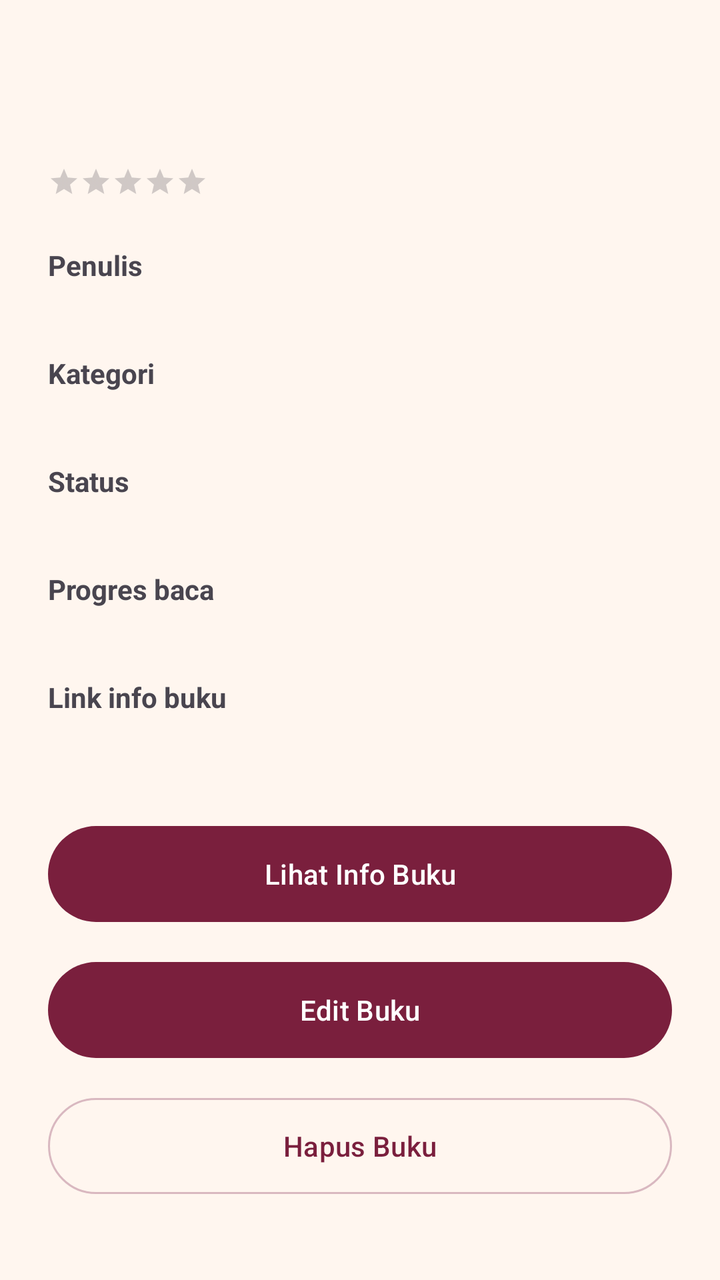
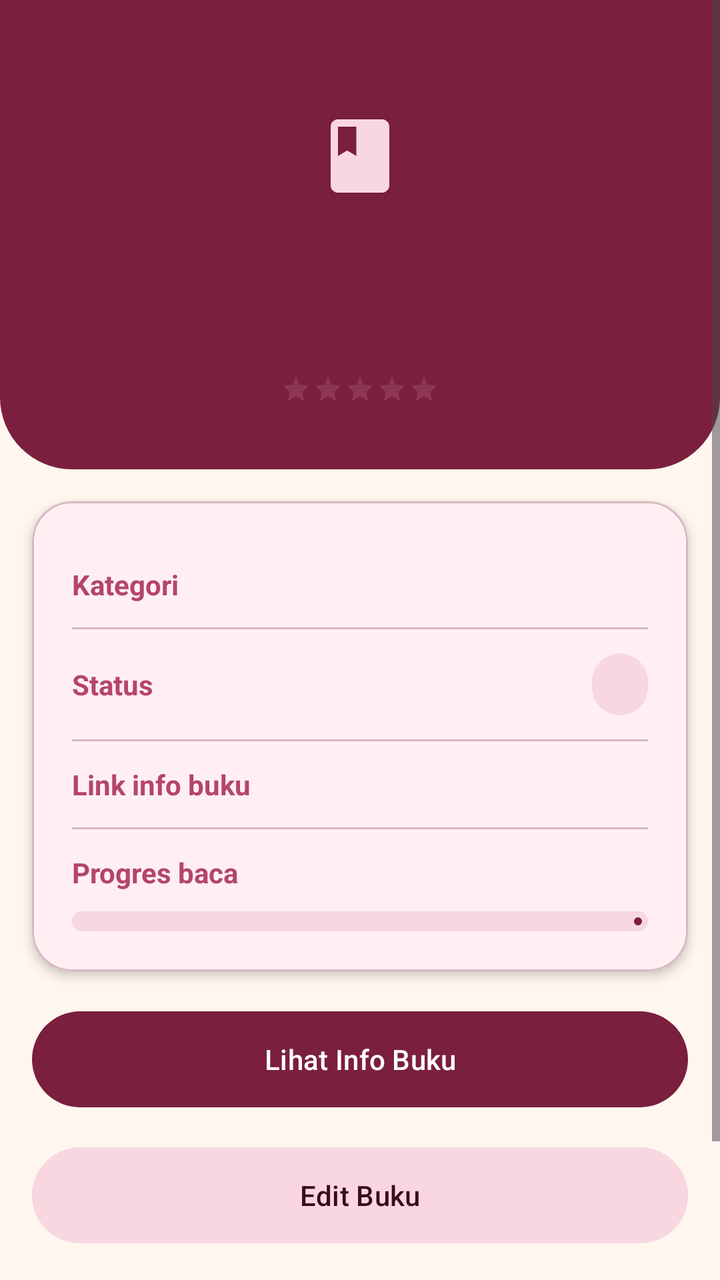

An Android layout rendered at two revisions. The XML below is the earlier revision; the diff shows what the commit changed to produce the second picture.
<!-- AndroidManifest.xml: application theme Theme.KoleksiBacaan -->
<!-- res/layout/activity_book_detail.xml -->
<?xml version="1.0" encoding="utf-8"?>
<ScrollView xmlns:android="http://schemas.android.com/apk/res/android"
    xmlns:tools="http://schemas.android.com/tools"
    android:id="@+id/main"
    android:layout_width="match_parent"
    android:layout_height="match_parent"
    android:fillViewport="true"
    tools:context=".BookDetailActivity">

    <LinearLayout
        android:layout_width="match_parent"
        android:layout_height="wrap_content"
        android:orientation="vertical"
        android:padding="24dp">

        <TextView
            android:id="@+id/tvJudul"
            android:layout_width="match_parent"
            android:layout_height="wrap_content"
            android:layout_marginTop="16dp"
            android:textSize="26sp"
            android:textStyle="bold" />

        <RatingBar
            android:id="@+id/ratingBar"
            style="?android:attr/ratingBarStyleSmall"
            android:layout_width="wrap_content"
            android:layout_height="wrap_content"
            android:layout_marginTop="8dp"
            android:isIndicator="true"
            android:numStars="5"
            android:stepSize="0.5" />

        <TextView
            android:layout_width="wrap_content"
            android:layout_height="wrap_content"
            android:layout_marginTop="24dp"
            android:text="@string/label_penulis"
            android:textStyle="bold" />

        <TextView
            android:id="@+id/tvPenulis"
            android:layout_width="match_parent"
            android:layout_height="wrap_content" />

        <TextView
            android:layout_width="wrap_content"
            android:layout_height="wrap_content"
            android:layout_marginTop="16dp"
            android:text="@string/label_kategori"
            android:textStyle="bold" />

        <TextView
            android:id="@+id/tvKategori"
            android:layout_width="match_parent"
            android:layout_height="wrap_content" />

        <TextView
            android:layout_width="wrap_content"
            android:layout_height="wrap_content"
            android:layout_marginTop="16dp"
            android:text="@string/label_status"
            android:textStyle="bold" />

        <TextView
            android:id="@+id/tvStatus"
            android:layout_width="match_parent"
            android:layout_height="wrap_content" />

        <TextView
            android:layout_width="wrap_content"
            android:layout_height="wrap_content"
            android:layout_marginTop="16dp"
            android:text="@string/label_progres"
            android:textStyle="bold" />

        <TextView
            android:id="@+id/tvProgres"
            android:layout_width="match_parent"
            android:layout_height="wrap_content" />

        <TextView
            android:layout_width="wrap_content"
            android:layout_height="wrap_content"
            android:layout_marginTop="16dp"
            android:text="@string/label_link_info"
            android:textStyle="bold" />

        <TextView
            android:id="@+id/tvLinkInfo"
            android:layout_width="match_parent"
            android:layout_height="wrap_content" />

        <Button
            android:id="@+id/btnInfo"
            android:layout_width="match_parent"
            android:layout_height="56dp"
            android:layout_marginTop="32dp"
            android:text="@string/btn_lihat_info" />

        <Button
            android:id="@+id/btnEdit"
            android:layout_width="match_parent"
            android:layout_height="56dp"
            android:layout_marginTop="12dp"
            android:text="@string/btn_edit" />

        <Button
            android:id="@+id/btnHapus"
            style="@style/Widget.Material3.Button.OutlinedButton"
            android:layout_width="match_parent"
            android:layout_height="56dp"
            android:layout_marginTop="12dp"
            android:text="@string/btn_hapus" />

    </LinearLayout>
</ScrollView>
<!-- resources referenced by this layout -->
<resources>
  <string name="btn_edit">Edit Buku</string>
  <string name="btn_hapus">Hapus Buku</string>
  <string name="btn_lihat_info">Lihat Info Buku</string>
  <string name="label_kategori">Kategori</string>
  <string name="label_link_info">Link info buku</string>
  <string name="label_penulis">Penulis</string>
  <string name="label_progres">Progres baca</string>
  <string name="label_status">Status</string>
  <style name="Theme.KoleksiBacaan" parent="Base.Theme.KoleksiBacaan" />
  <style name="Base.Theme.KoleksiBacaan" parent="Theme.Material3.DayNight.NoActionBar">
          <item name="colorPrimary">@color/kb_primary</item>
          <item name="colorOnPrimary">@color/kb_on_primary</item>
          <item name="colorPrimaryContainer">@color/kb_primary_container</item>
          <item name="colorOnPrimaryContainer">@color/kb_on_primary_container</item>
          <item name="colorSecondaryContainer">@color/kb_primary_container</item>
          <item name="colorOnSecondaryContainer">@color/kb_on_primary_container</item>
          <item name="android:colorBackground">@color/kb_background</item>
          <item name="colorSurface">@color/kb_surface</item>
          <item name="colorOnSurface">@color/kb_on_surface</item>
          <item name="colorOutline">@color/kb_outline</item>
          <item name="android:statusBarColor">@color/kb_background</item>
          <item name="android:windowLightStatusBar">true</item>
          
          
      </style>
  <color name="kb_primary">#7A1F3D</color>
  <color name="kb_on_primary">#FFFFFF</color>
  <color name="kb_primary_container">#F8D7E0</color>
  <color name="kb_on_primary_container">#3B0A1B</color>
  <color name="kb_background">#FFF6EF</color>
  <color name="kb_surface">#FFFBF8</color>
  <color name="kb_on_surface">#2B1A1E</color>
  <color name="kb_outline">#D9B8C0</color>
</resources>

<!-- the commit's change to res/layout/activity_book_detail.xml (unified diff, before → after) -->
@@ -1,107 +1,235 @@
 <?xml version="1.0" encoding="utf-8"?>
 <ScrollView xmlns:android="http://schemas.android.com/apk/res/android"
+    xmlns:app="http://schemas.android.com/apk/res-auto"
     xmlns:tools="http://schemas.android.com/tools"
     android:id="@+id/main"
     android:layout_width="match_parent"
     android:layout_height="match_parent"
+    android:background="@color/kb_background"
     android:fillViewport="true"
     tools:context=".BookDetailActivity">
 
     <LinearLayout
         android:layout_width="match_parent"
         android:layout_height="wrap_content"
-        android:orientation="vertical"
-        android:padding="24dp">
-
-        <TextView
-            android:id="@+id/tvJudul"
+        android:orientation="vertical">
+
+        
+        <LinearLayout
             android:layout_width="match_parent"
             android:layout_height="wrap_content"
-            android:layout_marginTop="16dp"
-            android:textSize="26sp"
-            android:textStyle="bold" />
-
-        <RatingBar
-            android:id="@+id/ratingBar"
-            style="?android:attr/ratingBarStyleSmall"
-            android:layout_width="wrap_content"
+            android:background="@drawable/bg_header"
+            android:gravity="center_horizontal"
+            android:orientation="vertical"
+            android:paddingHorizontal="24dp"
+            android:paddingTop="56dp"
+            android:paddingBottom="32dp">
+
+            <ImageView
+                android:layout_width="44dp"
+                android:layout_height="44dp"
+                android:importantForAccessibility="no"
+                android:src="@drawable/ic_book"
+                android:tint="@color/kb_primary_container" />
+
+            <TextView
+                android:id="@+id/tvJudul"
+                android:layout_width="match_parent"
+                android:layout_height="wrap_content"
+                android:layout_marginTop="12dp"
+                android:fontFamily="serif"
+                android:gravity="center"
+                android:textColor="@android:color/white"
+                android:textSize="26sp"
+                android:textStyle="bold" />
+
+            <TextView
+                android:id="@+id/tvPenulis"
+                android:layout_width="match_parent"
+                android:layout_height="wrap_content"
+                android:layout_marginTop="4dp"
+                android:fontFamily="serif"
+                android:gravity="center"
+                android:textColor="@color/kb_primary_container"
+                android:textSize="16sp"
+                android:textStyle="italic" />
+
+            <RatingBar
+                android:id="@+id/ratingBar"
+                style="?android:attr/ratingBarStyleSmall"
+                android:layout_width="wrap_content"
+                android:layout_height="wrap_content"
+                android:layout_marginTop="14dp"
+                android:isIndicator="true"
+                android:numStars="5"
+                android:progressBackgroundTint="#C27A93"
+                android:progressTint="#FFD6E0"
+                android:stepSize="0.5" />
+        </LinearLayout>
+
+        
+        <com.google.android.material.card.MaterialCardView
+            style="@style/Widget.Material3.CardView.Elevated"
+            android:layout_width="match_parent"
             android:layout_height="wrap_content"
-            android:layout_marginTop="8dp"
-            android:isIndicator="true"
-            android:numStars="5"
-            android:stepSize="0.5" />
-
-        <TextView
-            android:layout_width="wrap_content"
-            android:layout_height="wrap_content"
-            android:layout_marginTop="24dp"
-            android:text="@string/label_penulis"
-            android:textStyle="bold" />
-
-        <TextView
-            android:id="@+id/tvPenulis"
-            android:layout_width="match_parent"
-            android:layout_height="wrap_content" />
-
-        <TextView
-            android:layout_width="wrap_content"
-            android:layout_height="wrap_content"
-            android:layout_marginTop="16dp"
-            android:text="@string/label_kategori"
-            android:textStyle="bold" />
-
-        <TextView
-            android:id="@+id/tvKategori"
-            android:layout_width="match_parent"
-            android:layout_height="wrap_content" />
-
-        <TextView
-            android:layout_width="wrap_content"
-            android:layout_height="wrap_content"
-            android:layout_marginTop="16dp"
-            android:text="@string/label_status"
-            android:textStyle="bold" />
-
-        <TextView
-            android:id="@+id/tvStatus"
-            android:layout_width="match_parent"
-            android:layout_height="wrap_content" />
-
-        <TextView
-            android:layout_width="wrap_content"
-            android:layout_height="wrap_content"
-            android:layout_marginTop="16dp"
-            android:text="@string/label_progres"
-            android:textStyle="bold" />
-
-        <TextView
-            android:id="@+id/tvProgres"
-            android:layout_width="match_parent"
-            android:layout_height="wrap_content" />
-
-        <TextView
-            android:layout_width="wrap_content"
-            android:layout_height="wrap_content"
-            android:layout_marginTop="16dp"
-            android:text="@string/label_link_info"
-            android:textStyle="bold" />
-
-        <TextView
-            android:id="@+id/tvLinkInfo"
-            android:layout_width="match_parent"
-            android:layout_height="wrap_content" />
-
+            android:layout_margin="16dp"
+            app:cardBackgroundColor="@color/kb_card"
+            app:cardCornerRadius="20dp"
+            app:cardElevation="3dp"
+            app:strokeColor="@color/kb_outline"
+            app:strokeWidth="1dp">
+
+            <LinearLayout
+                android:layout_width="match_parent"
+                android:layout_height="wrap_content"
+                android:orientation="vertical"
+                android:padding="20dp">
+
+                <LinearLayout
+                    android:layout_width="match_parent"
+                    android:layout_height="wrap_content"
+                    android:gravity="center_vertical"
+                    android:orientation="horizontal"
+                    android:paddingVertical="12dp">
+
+                    <TextView
+                        android:layout_width="0dp"
+                        android:layout_height="wrap_content"
+                        android:layout_weight="1"
+                        android:text="@string/label_kategori"
+                        android:textColor="@color/kb_accent"
+                        android:textStyle="bold" />
+
+                    <TextView
+                        android:id="@+id/tvKategori"
+                        android:layout_width="0dp"
+                        android:layout_height="wrap_content"
+                        android:layout_weight="2"
+                        android:gravity="end"
+                        android:textColor="@color/kb_on_surface" />
+                </LinearLayout>
+
+                <View
+                    android:layout_width="match_parent"
+                    android:layout_height="1dp"
+                    android:background="@color/kb_outline" />
+
+                <LinearLayout
+                    android:layout_width="match_parent"
+                    android:layout_height="wrap_content"
+                    android:gravity="center_vertical"
+                    android:orientation="horizontal"
+                    android:paddingVertical="12dp">
+
+                    <TextView
+                        android:layout_width="0dp"
+                        android:layout_height="wrap_content"
+                        android:layout_weight="1"
+                        android:text="@string/label_status"
+                        android:textColor="@color/kb_accent"
+                        android:textStyle="bold" />
+
+                    <TextView
+                        android:id="@+id/tvStatus"
+                        android:layout_width="wrap_content"
+                        android:layout_height="wrap_content"
+                        android:background="@drawable/bg_badge"
+                        android:paddingHorizontal="14dp"
+                        android:paddingVertical="6dp"
+                        android:textColor="@color/kb_on_primary_container"
+                        android:textStyle="bold" />
+                </LinearLayout>
+
+                <View
+                    android:layout_width="match_parent"
+                    android:layout_height="1dp"
+                    android:background="@color/kb_outline" />
+
+                <LinearLayout
+                    android:layout_width="match_parent"
+                    android:layout_height="wrap_content"
+                    android:gravity="center_vertical"
+                    android:orientation="horizontal"
+                    android:paddingVertical="12dp">
+
+                    <TextView
+                        android:layout_width="0dp"
+                        android:layout_height="wrap_content"
+                        android:layout_weight="1"
+                        android:text="@string/label_link_info"
+                        android:textColor="@color/kb_accent"
+                        android:textStyle="bold" />
+
+                    <TextView
+                        android:id="@+id/tvLinkInfo"
+                        android:layout_width="0dp"
+                        android:layout_height="wrap_content"
+                        android:layout_weight="2"
+                        android:ellipsize="end"
+                        android:gravity="end"
+                        android:maxLines="2"
+                        android:textColor="@color/kb_on_surface" />
+                </LinearLayout>
+
+                <View
+                    android:layout_width="match_parent"
+                    android:layout_height="1dp"
+                    android:background="@color/kb_outline" />
+
+                <LinearLayout
+                    android:layout_width="match_parent"
+                    android:layout_height="wrap_content"
+                    android:orientation="vertical"
+                    android:paddingTop="12dp">
+
+                    <LinearLayout
+                        android:layout_width="match_parent"
+                        android:layout_height="wrap_content"
+                        android:orientation="horizontal">
+
+                        <TextView
+                            android:layout_width="0dp"
+                            android:layout_height="wrap_content"
+                            android:layout_weight="1"
+                            android:text="@string/label_progres"
+                            android:textColor="@color/kb_accent"
+                            android:textStyle="bold" />
+
+                        <TextView
+                            android:id="@+id/tvProgres"
+                            android:layout_width="wrap_content"
+                            android:layout_height="wrap_content"
+                            android:textColor="@color/kb_on_surface" />
+                    </LinearLayout>
+
+                    <com.google.android.material.progressindicator.LinearProgressIndicator
+                        android:id="@+id/progressBaca"
+                        android:layout_width="match_parent"
+                        android:layout_height="wrap_content"
+                        android:layout_marginTop="10dp"
+                        android:max="100"
+                        app:indicatorColor="@color/kb_primary"
+                        app:trackColor="@color/kb_primary_container"
+                        app:trackCornerRadius="6dp"
+                        app:trackThickness="10dp" />
+                </LinearLayout>
+            </LinearLayout>
+        </com.google.android.material.card.MaterialCardView>
+
+        
         <Button
             android:id="@+id/btnInfo"
             android:layout_width="match_parent"
             android:layout_height="56dp"
-            android:layout_marginTop="32dp"
+            android:layout_marginHorizontal="16dp"
             android:text="@string/btn_lihat_info" />
 
         <Button
             android:id="@+id/btnEdit"
+            style="@style/Widget.Material3.Button.TonalButton"
             android:layout_width="match_parent"
             android:layout_height="56dp"
+            android:layout_marginHorizontal="16dp"
             android:layout_marginTop="12dp"
             android:text="@string/btn_edit" />
 
@@ -110,8 +238,9 @@
             style="@style/Widget.Material3.Button.OutlinedButton"
             android:layout_width="match_parent"
             android:layout_height="56dp"
+            android:layout_marginHorizontal="16dp"
             android:layout_marginTop="12dp"
+            android:layout_marginBottom="24dp"
             android:text="@string/btn_hapus" />
-
     </LinearLayout>
 </ScrollView>
<!-- resource entries referenced after the edit -->
@@ -1,11 +1,11 @@
 <!-- resources referenced by this layout -->
 <resources>
+  <color name="kb_accent">#B5446E</color>
   <string name="btn_edit">Edit Buku</string>
   <string name="btn_hapus">Hapus Buku</string>
   <string name="btn_lihat_info">Lihat Info Buku</string>
   <string name="label_kategori">Kategori</string>
   <string name="label_link_info">Link info buku</string>
-  <string name="label_penulis">Penulis</string>
   <string name="label_progres">Progres baca</string>
   <string name="label_status">Status</string>
   <style name="Theme.KoleksiBacaan" parent="Base.Theme.KoleksiBacaan" />
@@ -28,8 +28,35 @@
   <color name="kb_primary">#7A1F3D</color>
   <color name="kb_on_primary">#FFFFFF</color>
   <color name="kb_primary_container">#F8D7E0</color>
+  <!-- drawable bg_badge (drawable) -->
+  <?xml version="1.0" encoding="utf-8"?>
+  <shape xmlns:android="http://schemas.android.com/apk/res/android"
+      android:shape="rectangle">
+      <solid android:color="@color/kb_primary_container" />
+      <corners android:radius="50dp" />
+  </shape>
+  <!-- drawable bg_header (drawable) -->
+  <?xml version="1.0" encoding="utf-8"?>
+  <shape xmlns:android="http://schemas.android.com/apk/res/android"
+      android:shape="rectangle">
+      <solid android:color="@color/kb_primary" />
+      <corners
+          android:bottomLeftRadius="36dp"
+          android:bottomRightRadius="36dp" />
+  </shape>
+  <!-- drawable ic_book (drawable) -->
+  <vector xmlns:android="http://schemas.android.com/apk/res/android"
+      android:width="24dp"
+      android:height="24dp"
+      android:viewportWidth="24"
+      android:viewportHeight="24">
+      <path
+          android:fillColor="#FF000000"
+          android:pathData="M18,2H6C4.9,2 4,2.9 4,4v16c0,1.1 0.9,2 2,2h12c1.1,0 2,-0.9 2,-2V4C20,2.9 19.1,2 18,2zM6,4h5v8l-2.5,-1.5L6,12V4z" />
+  </vector>
   <color name="kb_on_primary_container">#3B0A1B</color>
   <color name="kb_background">#FFF6EF</color>
+  <color name="kb_card">#FFEFF3</color>
   <color name="kb_surface">#FFFBF8</color>
   <color name="kb_on_surface">#2B1A1E</color>
   <color name="kb_outline">#D9B8C0</color>
